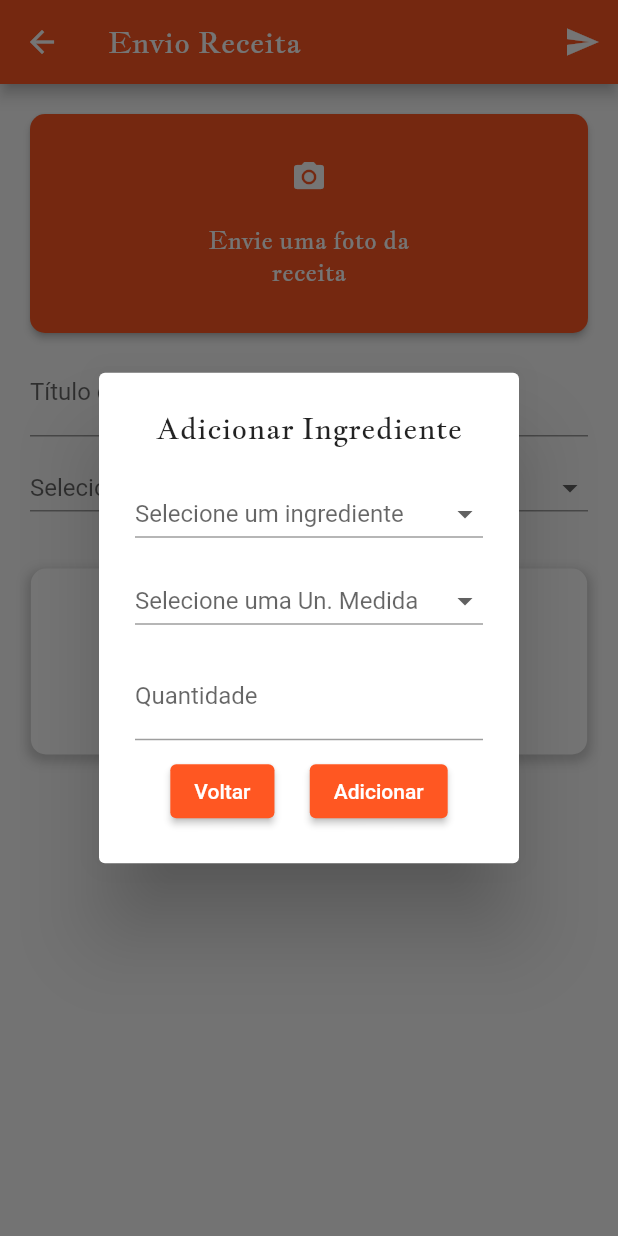
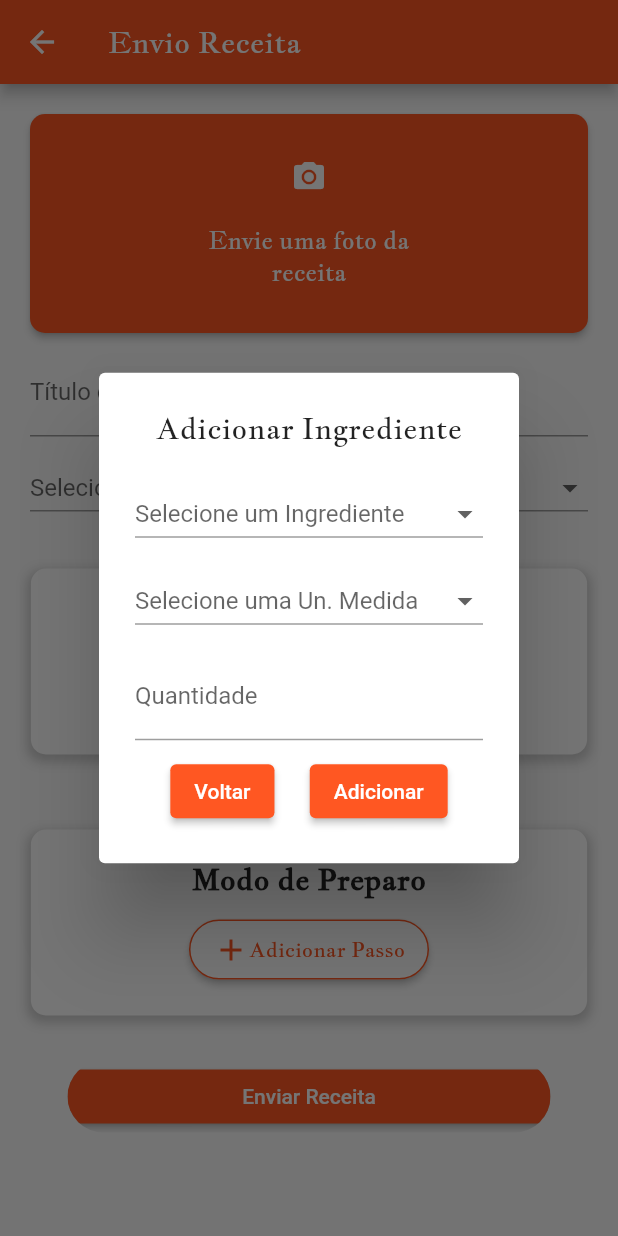
Before and after one commit to MichalskiLucas/ProjetoIntegrador, a Flutter app: the SendRecipePage screen opened directly with empty values, after a tap on "Adicionar Ingrediente", on a phone screen of 412 x 824 dp. Run offline on Flutter 3.47's test engine with Material 2 defaults, Android fonts, the phone set to English and light mode, and no system bars; our stand-ins replace camera, chat_bubbles, firebase_auth, firebase_core, get, google_sign_in and 4 more; missing offline and left inert: chat_gpt_flutter, filter_list; accounts and stored records are empty; network calls fail.

Commit message:
Feat: realizado continuaçao da tela de receita

```diff
--- a/CookMaster-APP/cookmaster-FrontEnd/cookmaster_front/lib/components/DropdownButtonIngredients.dart
+++ b/CookMaster-APP/cookmaster-FrontEnd/cookmaster_front/lib/components/DropdownButtonIngredients.dart
@@ -1,31 +1,31 @@
 import 'package:flutter/material.dart';
 
 class DropdownMenuIngredient extends StatefulWidget {
-  const DropdownMenuIngredient({Key? key, required this.selectedIngredient})
-      : super(key: key);
+  const DropdownMenuIngredient({
+    Key? key,
+    required this.onSelected,
+  }) : super(key: key);
 
-  final String selectedIngredient;
+  final void Function(String) onSelected;
 
   @override
-  _DropdownMenuIngredientState createState() =>
-      _DropdownMenuIngredientState(selectedIngredient);
+  _DropdownMenuIngredientState createState() => _DropdownMenuIngredientState();
 }
 
 class _DropdownMenuIngredientState extends State<DropdownMenuIngredient> {
-  String selectedIngredient;
-
-  _DropdownMenuIngredientState(this.selectedIngredient);
+  String selectedIngredient = ''; // Inicialize como vazio
 
   @override
   Widget build(BuildContext context) {
     return DropdownButton<String>(
       hint: selectedIngredient.isNotEmpty
           ? Text(selectedIngredient)
-          : const Text("Selecione um ingrediente"),
+          : const Text("Selecione um Ingrediente"),
       value: selectedIngredient.isNotEmpty ? selectedIngredient : null,
       onChanged: (newValue) {
         setState(() {
           selectedIngredient = newValue!;
+          widget.onSelected(selectedIngredient);
         });
       },
       items: const [
--- a/CookMaster-APP/cookmaster-FrontEnd/cookmaster_front/lib/components/DropdownButtonUnit.dart
+++ b/CookMaster-APP/cookmaster-FrontEnd/cookmaster_front/lib/components/DropdownButtonUnit.dart
@@ -1,20 +1,18 @@
 import 'package:flutter/material.dart';
 
 class DropdownMenuUnitMeansure extends StatefulWidget {
-  const DropdownMenuUnitMeansure({Key? key, required this.selectedUnit})
+  const DropdownMenuUnitMeansure({Key? key, required this.onSelected})
       : super(key: key);
 
-  final String selectedUnit;
+  final void Function(String) onSelected;
 
   @override
   _DropdownMenuUnitMeansureState createState() =>
-      _DropdownMenuUnitMeansureState(selectedUnit);
+      _DropdownMenuUnitMeansureState();
 }
 
 class _DropdownMenuUnitMeansureState extends State<DropdownMenuUnitMeansure> {
-  String selectedUnit;
-
-  _DropdownMenuUnitMeansureState(this.selectedUnit);
+  String selectedUnit = ''; // Inicialize como vazio
 
   @override
   Widget build(BuildContext context) {
@@ -26,6 +24,7 @@ class _DropdownMenuUnitMeansureState extends State<DropdownMenuUnitMeansure> {
       onChanged: (newValue) {
         setState(() {
           selectedUnit = newValue!;
+          widget.onSelected(selectedUnit); // Chama a função de retorno de chamada
         });
       },
       items: const [
--- a/CookMaster-APP/cookmaster-FrontEnd/cookmaster_front/lib/pages/sendRecipe_page.dart
+++ b/CookMaster-APP/cookmaster-FrontEnd/cookmaster_front/lib/pages/sendRecipe_page.dart
@@ -24,6 +24,8 @@ class _SendRecipePageState extends State<SendRecipePage> {
   String? selectedImagePath;
   String? selectedCategory;
   List<Ingredient> ingredients = [];
+  List<Preparation> preparations = [];
+  int count = 0;
 
   final IngredientStore storeIngredients = IngredientStore(
     repository: IngredientRepository(
@@ -150,11 +152,19 @@ class _SendRecipePageState extends State<SendRecipePage> {
             mainAxisSize: MainAxisSize.min,
             children: [
               DropdownMenuIngredient(
-                selectedIngredient: ingredientName,
+                onSelected: (newValue) {
+                  setState(() {
+                    ingredientName = newValue;
+                  });
+                },
               ),
               const SizedBox(height: 10),
               DropdownMenuUnitMeansure(
-                selectedUnit: ingredientUnit,
+                onSelected: (newValue) {
+                  setState(() {
+                    ingredientUnit = newValue;
+                  });
+                },
               ),
               const SizedBox(height: 10),
               TextField(
@@ -191,7 +201,62 @@ class _SendRecipePageState extends State<SendRecipePage> {
                       Navigator.pop(context);
                     },
                     child: const Text("Adicionar"),
+                  ),
+                ],
+              ),
+            ],
+          ),
+        );
+      },
+    );
+  }
 
+  void _addPreparation() {
+    showDialog(
+      context: context,
+      builder: (BuildContext context) {
+        String dsPreparation = '';
+        return AlertDialog(
+          title: const Center(
+            child: Text(
+              "Adicionar Passo",
+              style: TextStyle(fontFamily: "JacquesFrancois"),
+            ),
+          ),
+          content: Column(
+            mainAxisSize: MainAxisSize.min,
+            children: [
+              TextField(
+                onChanged: (value) {
+                  dsPreparation = value;
+                },
+                keyboardType: TextInputType.text,
+                decoration: const InputDecoration(
+                  labelText: "Passo",
+                  border: UnderlineInputBorder(),
+                ),
+              ),
+              const SizedBox(height: 10),
+              Row(
+                mainAxisAlignment: MainAxisAlignment.spaceEvenly,
+                children: [
+                  ElevatedButton(
+                    onPressed: () {
+                      Navigator.pop(context);
+                    },
+                    child: const Text("Voltar"),
+                  ),
+                  ElevatedButton(
+                    onPressed: () {
+                      setState(() {
+                        preparations.add(
+                          Preparation(
+                              dsPreparation: dsPreparation, step: ++count),
+                        );
+                      });
+                      Navigator.pop(context);
+                    },
+                    child: const Text("Adicionar"),
                   ),
                 ],
               ),
@@ -210,12 +275,7 @@ class _SendRecipePageState extends State<SendRecipePage> {
           "Envio Receita",
           style: TextStyle(fontFamily: 'JacquesFrancois'),
         ),
-        actions: [
-          IconButton(
-            onPressed: () {},
-            icon: Icon(Icons.send),
-          ),
-        ],
+        actions: [],
       ),
       body: ListView(
         children: [
@@ -395,6 +455,83 @@ class _SendRecipePageState extends State<SendRecipePage> {
                     ],
                   ),
                 ),
+                const SizedBox(height: 10),
+                Container(
+                  width: MediaQuery.of(context).size.width * 0.9,
+                  padding: const EdgeInsets.all(20),
+                  margin: const EdgeInsets.symmetric(vertical: 20),
+                  decoration: BoxDecoration(
+                    color: Colors.white,
+                    borderRadius: BorderRadius.circular(10),
+                    boxShadow: [
+                      BoxShadow(
+                        color: Colors.grey.withOpacity(0.5),
+                        spreadRadius: 2,
+                        blurRadius: 5,
+                        offset: const Offset(0, 3),
+                      )
+                    ],
+                  ),
+                  child: Column(
+                    children: [
+                      const Text(
+                        "Modo de Preparo",
+                        style: TextStyle(
+                          fontFamily: "JacquesFrancois",
+                          fontSize: 20,
+                          fontWeight: FontWeight.bold,
+                        ),
+                      ),
+                      const SizedBox(height: 10),
+                      for (var preparation in preparations)
+                        ListTile(
+                          title: Text("Passo: ${preparation.step}"),
+                          subtitle: Text('${preparation.dsPreparation}'),
+                        ),
+                      ElevatedButton(
+                        onPressed: _addPreparation,
+                        style: ButtonStyle(
+                          backgroundColor:
+                              MaterialStateProperty.all(Colors.white),
+                          side: MaterialStateProperty.all(
+                            const BorderSide(
+                              color: Colors.deepOrange,
+                            ),
+                          ),
+                          shape: MaterialStateProperty.all(
+                            RoundedRectangleBorder(
+                              borderRadius: BorderRadius.circular(50),
+                            ),
+                          ),
+                          minimumSize: MaterialStateProperty.all(
+                            const Size(120, 40),
+                          ),
+                        ),
+                        child: const Row(
+                          mainAxisSize: MainAxisSize.min,
+                          children: [
+                            Icon(Icons.add, color: Colors.deepOrange),
+                            Text(
+                              "Adicionar Passo",
+                              style: TextStyle(
+                                  fontFamily: "JacquesFrancois",
+                                  color: Colors.deepOrange),
+                            ),
+                          ],
+                        ),
+                      ),
+                    ],
+                  ),
+                ),
+                const SizedBox(height: 10),
+                Container(
+                  width: MediaQuery.of(context).size.width - 90,
+                  child: ClipRRect(
+                    borderRadius: BorderRadius.circular(100),
+                    child: ElevatedButton(
+                        onPressed: () {}, child: const Text("Enviar Receita")),
+                  ),
+                )
               ],
             ),
           ),
@@ -414,6 +551,13 @@ class Ingredient {
     required this.quantity,
     required this.unit,
   });
+}
+
+class Preparation {
+  final String dsPreparation;
+  final int step;
+
+  Preparation({required this.dsPreparation, required this.step});
 }
 
 class CameraScreen extends StatefulWidget {
```
